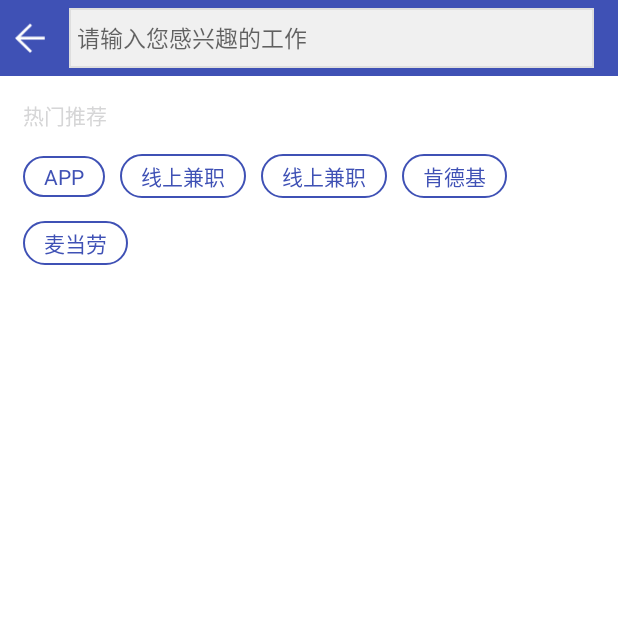
After one commit to lrchao/FakeJob, an Android app: the fragment SearchFragment shown on its own in the app's theme, on a phone screen of 412 x 824 dp, the top half of it. The commit adds this screen. Run offline under Robolectric (Android 15) with nearby library versions, the phone set to English and light mode, and no system bars; our stand-ins replace EventBus; libraries missing offline, so code that uses them is left out: com.lrchao.views; pictures from the network do not load; 3 statements that could not run were skipped.

Commit message:
搜索页面

```diff
--- a/library/src/main/AndroidManifest.xml
+++ b/library/src/main/AndroidManifest.xml
@@ -19,6 +19,7 @@
         <activity android:name=".ui.activity.register.RegisterActivity" />
         <activity android:name=".ui.activity.favorites.MyFavoritesListActivity" />
         <activity android:name=".ui.activity.location.LocationActivity" />
+        <activity android:name=".ui.activity.search.SearchActivity" />
         <service
             android:name=".service.RequestService"
             android:exported="false"/>
--- a/library/src/main/java/com/lrchao/fakejob/ui/activity/home/HomeContract.java
+++ b/library/src/main/java/com/lrchao/fakejob/ui/activity/home/HomeContract.java
@@ -28,5 +28,7 @@ public interface HomeContract {
 
     interface Presenter extends MvpRequestPagePresenter {
         void navToLocation();
+
+        void navToSearch();
     }
 }
--- a/library/src/main/java/com/lrchao/fakejob/ui/activity/home/HomeFragment.java
+++ b/library/src/main/java/com/lrchao/fakejob/ui/activity/home/HomeFragment.java
@@ -69,6 +69,8 @@ public class HomeFragment extends SwipeRefreshFragment implements
         mTvLocation = parentView.findViewById(R.id.tv_location);
         mTvLocation.setOnClickListener(this);
         bindCurrentLocationView();
+
+        parentView.findViewById(R.id.ll_search).setOnClickListener(this);
 
         mGridLayout = parentView.findViewById(R.id.layout_category);
         mBanner = parentView.findViewById(R.id.banner);
@@ -168,6 +170,8 @@ public class HomeFragment extends SwipeRefreshFragment implements
     public void onClick(View view) {
         if (R.id.iv_location == view.getId() || R.id.tv_location == view.getId()) {
             mPresenter.navToLocation();
+        } else if (R.id.ll_search == view.getId()) {
+            mPresenter.navToSearch();
         }
     }
 }
--- a/library/src/main/java/com/lrchao/fakejob/ui/activity/home/HomePresenter.java
+++ b/library/src/main/java/com/lrchao/fakejob/ui/activity/home/HomePresenter.java
@@ -67,6 +67,11 @@ public class HomePresenter extends BasePresenter<HomeContract.View> implements
     }
 
     @Override
+    public void navToSearch() {
+        NavUtils.get().navToSearch(getContext());
+    }
+
+    @Override
     public void onSharedPreferenceChanged(SharedPreferences sharedPreferences, String s) {
         if (SharedPreferenceKey.PREF_CURRENT_LOCATION.getKey().equals(s)) {
 
--- /dev/null
+++ b/library/src/main/java/com/lrchao/fakejob/ui/activity/search/SearchActivity.java
@@ -0,0 +1,30 @@
+package com.lrchao.fakejob.ui.activity.search;
+
+import android.content.Context;
+import android.content.Intent;
+
+import com.lrchao.fakejob.ui.activity.common.BaseFragment;
+import com.lrchao.fakejob.ui.activity.common.CommonActivity;
+
+/**
+ * Description:
+ *
+ * @author lrc19860926@gmail.com
+ * @date 2017/9/4 上午11:17
+ */
+
+public class SearchActivity extends CommonActivity {
+    public static Intent getCallingIntent(Context context) {
+        return new Intent(context, SearchActivity.class);
+    }
+
+    @Override
+    protected BaseFragment getShowFragment() {
+        return SearchFragment.getInstance();
+    }
+
+    @Override
+    protected void initView() {
+        setGoneToolbar();
+    }
+}
--- /dev/null
+++ b/library/src/main/java/com/lrchao/fakejob/ui/activity/search/SearchContract.java
@@ -0,0 +1,20 @@
+package com.lrchao.fakejob.ui.activity.search;
+
+import com.lrchao.fakejob.mvp.MvpView;
+
+/**
+ * Description:
+ *
+ * @author lrc19860926@gmail.com
+ * @date 2017/9/4 下午2:37
+ */
+
+public interface SearchContract {
+
+    interface View extends MvpView {
+    }
+
+
+    interface Presenter {
+    }
+}
--- /dev/null
+++ b/library/src/main/java/com/lrchao/fakejob/ui/activity/search/SearchFragment.java
@@ -0,0 +1,72 @@
+package com.lrchao.fakejob.ui.activity.search;
+
+import android.view.KeyEvent;
+import android.view.View;
+import android.view.ViewGroup;
+import android.widget.TextView;
+
+import com.lrchao.fakejob.R;
+import com.lrchao.fakejob.mvp.BasePresenter;
+import com.lrchao.fakejob.ui.activity.common.BaseFragment;
+import com.lrchao.fakejob.ui.activity.common.NetworkFragment;
+import com.lrchao.fakejob.ui.views.location.EditTextWithDel;
+import com.lrchao.utils.SoftKeyboardUtils;
+
+/**
+ * Description:
+ *
+ * @author lrc19860926@gmail.com
+ * @date 2017/9/4 上午11:18
+ */
+
+public class SearchFragment extends NetworkFragment implements SearchContract.View {
+
+    private EditTextWithDel mEditTextWithDel;
+
+    private ViewGroup mLayoutRecommend;
+
+    private SearchPresenter mPresenter;
+
+    public static BaseFragment getInstance() {
+        return new SearchFragment();
+    }
+
+    @Override
+    protected int getLayoutViewId() {
+        return R.layout.job_fragment_search;
+    }
+
+    @Override
+    protected void initView(View parentView) {
+
+        parentView.findViewById(R.id.iv_back).setOnClickListener(new View.OnClickListener() {
+            @Override
+            public void onClick(View view) {
+                finishActivity();
+            }
+        });
+
+        mLayoutRecommend = parentView.findViewById(R.id.ll_recommend);
+
+        mEditTextWithDel = parentView.findViewById(R.id.et_search);
+
+        mEditTextWithDel.setOnEditorActionListener(new TextView.OnEditorActionListener() {
+            @Override
+            public boolean onEditorAction(TextView textView, int actionId, KeyEvent keyEvent) {
+                if ((keyEvent != null && keyEvent.getKeyCode() == KeyEvent.KEYCODE_ENTER) ||
+                        (actionId == KeyEvent.KEYCODE_ENDCALL)) {
+                    SoftKeyboardUtils.hideKeyboard(getContext(), mEditTextWithDel);
+                    return true;
+                }
+                return false;
+            }
+        });
+
+    }
+
+    @Override
+    protected BasePresenter createPresenter() {
+        mPresenter = new SearchPresenter();
+        return mPresenter;
+    }
+}
--- /dev/null
+++ b/library/src/main/java/com/lrchao/fakejob/ui/activity/search/SearchPresenter.java
@@ -0,0 +1,16 @@
+package com.lrchao.fakejob.ui.activity.search;
+
+import com.lrchao.fakejob.mvp.BasePresenter;
+
+/**
+ * Description:
+ *
+ * @author lrc19860926@gmail.com
+ * @date 2017/9/4 下午2:37
+ */
+
+public class SearchPresenter extends BasePresenter<SearchContract.View> implements
+        SearchContract.Presenter {
+
+
+}
--- a/library/src/main/java/com/lrchao/fakejob/utils/NavUtils.java
+++ b/library/src/main/java/com/lrchao/fakejob/utils/NavUtils.java
@@ -16,6 +16,7 @@ import com.lrchao.fakejob.ui.activity.location.LocationActivity;
 import com.lrchao.fakejob.ui.activity.login.LoginActivity;
 import com.lrchao.fakejob.ui.activity.main.MainActivity;
 import com.lrchao.fakejob.ui.activity.register.RegisterActivity;
+import com.lrchao.fakejob.ui.activity.search.SearchActivity;
 
 import java.util.HashMap;
 
@@ -168,6 +169,12 @@ public final class NavUtils {
         }
     }
 
+    public void navToSearch(Context context) {
+        if (context != null) {
+            startActivity(context, SearchActivity.getCallingIntent(context));
+        }
+    }
+
 
     //=====================================================================================================
     // Fake
--- /dev/null
+++ b/library/src/main/res/drawable/tag_bg.xml
@@ -0,0 +1,15 @@
+<?xml version="1.0" encoding="utf-8"?>
+<shape xmlns:android="http://schemas.android.com/apk/res/android"
+       android:shape="rectangle">
+    <!-- 填充颜色 -->
+    <solid android:color="@color/transparent"/>
+
+    <!-- 矩形的圆角半径 -->
+    <corners android:radius="20dp"/>
+
+    <!-- 描边 -->
+    <stroke
+        android:width="1dp"
+        android:color="@color/colorPrimary"
+        />
+</shape>
--- a/library/src/main/res/layout/job_fragment_home.xml
+++ b/library/src/main/res/layout/job_fragment_home.xml
@@ -68,7 +68,7 @@
             android:textSize="14sp"
             android:text="厦门"/>
 
-        <LinearLayout
+        <LinearLayout android:id="@+id/ll_search"
             android:layout_width="0dp"
             android:layout_height="wrap_content"
             android:layout_weight="1"
--- /dev/null
+++ b/library/src/main/res/layout/job_fragment_search.xml
@@ -0,0 +1,129 @@
+<LinearLayout xmlns:android="http://schemas.android.com/apk/res/android"
+              android:layout_width="match_parent"
+              android:layout_height="match_parent"
+              android:background="@color/white"
+              android:orientation="vertical">
+
+    <LinearLayout
+        android:layout_width="match_parent"
+        android:layout_height="wrap_content"
+        android:background="@color/colorPrimary"
+        android:gravity="center_vertical"
+        android:orientation="horizontal">
+
+        <ImageView android:id="@+id/iv_back"
+            android:layout_width="20dp"
+            android:layout_height="20dp"
+            android:layout_marginLeft="10dp"
+            android:background="@drawable/toolbar_back"/>
+
+        <com.lrchao.fakejob.ui.views.location.EditTextWithDel
+            android:id="@+id/et_search"
+            android:layout_width="match_parent"
+            android:layout_height="40dp"
+            android:layout_marginBottom="5dp"
+            android:layout_marginLeft="16dp"
+            android:layout_marginRight="16dp"
+            android:layout_marginTop="5dp"
+            android:background="@drawable/edittext_background"
+            android:hint="请输入您感兴趣的工作"
+            android:imeOptions="actionDone"
+            android:paddingLeft="5dp"
+            android:singleLine="true"
+            android:textSize="15dp"/>
+
+    </LinearLayout>
+
+
+    <LinearLayout android:id="@+id/ll_recommend"
+        android:layout_width="match_parent"
+        android:layout_height="wrap_content"
+        android:orientation="vertical"
+        android:padding="15dp">
+
+        <TextView
+            android:layout_width="wrap_content"
+            android:layout_height="wrap_content"
+            android:text="热门推荐"
+            android:textColor="@color/gray_666666"/>
+
+        <LinearLayout
+            android:layout_width="match_parent"
+            android:layout_height="wrap_content"
+            android:orientation="horizontal"
+            android:paddingBottom="15dp"
+            android:paddingTop="15dp">
+
+            <TextView
+                android:layout_width="wrap_content"
+                android:layout_height="wrap_content"
+                android:background="@drawable/tag_bg"
+                android:paddingBottom="4dp"
+                android:paddingLeft="14dp"
+                android:paddingRight="14dp"
+                android:paddingTop="4dp"
+                android:text="APP"
+                android:textColor="@color/colorPrimary"/>
+
+            <TextView
+                android:layout_width="wrap_content"
+                android:layout_height="wrap_content"
+                android:layout_marginLeft="10dp"
+                android:background="@drawable/tag_bg"
+                android:paddingBottom="4dp"
+                android:paddingLeft="14dp"
+                android:paddingRight="14dp"
+                android:paddingTop="4dp"
+                android:text="线上兼职"
+                android:textColor="@color/colorPrimary"/>
+
+
+            <TextView
+                android:layout_width="wrap_content"
+                android:layout_height="wrap_content"
+                android:layout_marginLeft="10dp"
+                android:background="@drawable/tag_bg"
+                android:paddingBottom="4dp"
+                android:paddingLeft="14dp"
+                android:paddingRight="14dp"
+                android:paddingTop="4dp"
+                android:text="线上兼职"
+                android:textColor="@color/colorPrimary"/>
+
+            <TextView
+                android:layout_width="wrap_content"
+                android:layout_height="wrap_content"
+                android:layout_marginLeft="10dp"
+                android:background="@drawable/tag_bg"
+                android:paddingBottom="4dp"
+                android:paddingLeft="14dp"
+                android:paddingRight="14dp"
+                android:paddingTop="4dp"
+                android:text="肯德基"
+                android:textColor="@color/colorPrimary"/>
+
+
+        </LinearLayout>
+
+        <LinearLayout
+            android:layout_width="match_parent"
+            android:layout_height="wrap_content"
+            android:orientation="horizontal"
+            >
+
+            <TextView
+                android:layout_width="wrap_content"
+                android:layout_height="wrap_content"
+                android:background="@drawable/tag_bg"
+                android:paddingBottom="4dp"
+                android:paddingLeft="14dp"
+                android:paddingRight="14dp"
+                android:paddingTop="4dp"
+                android:text="麦当劳"
+                android:textColor="@color/colorPrimary"/>
+
+        </LinearLayout>
+    </LinearLayout>
+
+
+</LinearLayout>
```
